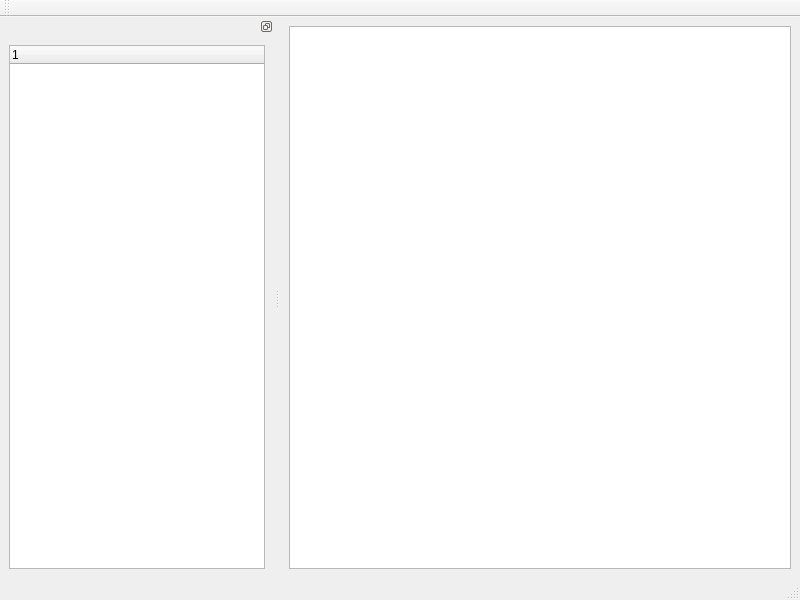
GISlxz/drawShpwithQGraphicsView, file mainwindow.ui: the form before one commit.
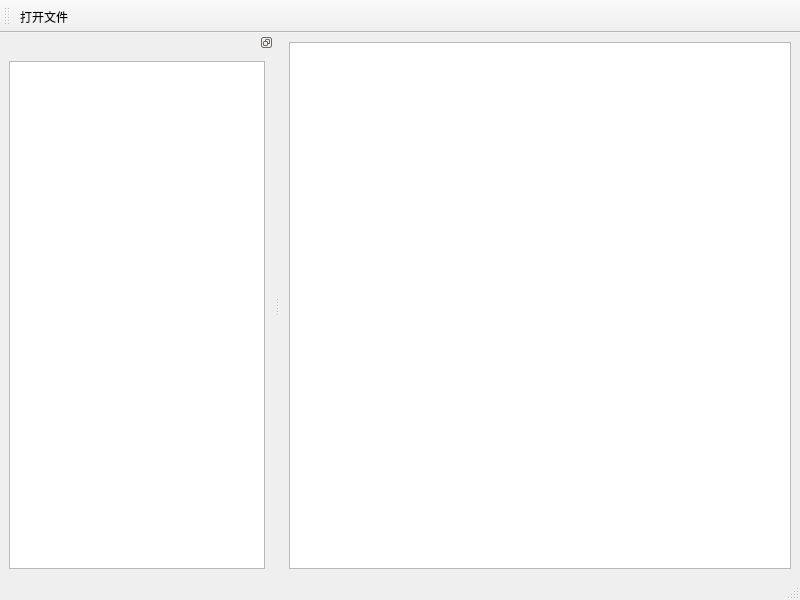
The form after the commit. Custom widgets are drawn as their Qt base class.

Commit message: v0.1 draw basic shp with QGraphicsView

```diff
--- a/mainwindow.ui
+++ b/mainwindow.ui
@@ -41,6 +41,7 @@
    <attribute name="toolBarBreak">
     <bool>false</bool>
    </attribute>
+   <addaction name="actionOpenFile"/>
   </widget>
   <widget class="QDockWidget" name="dockWidget">
    <property name="features">
@@ -52,17 +53,19 @@
    <widget class="QWidget" name="dockWidgetContents">
     <layout class="QVBoxLayout" name="verticalLayout">
      <item>
-      <widget class="QTreeWidget" name="treeWidget">
-       <column>
-        <property name="text">
-         <string notr="true">1</string>
-        </property>
-       </column>
-      </widget>
+      <widget class="QListView" name="geodataListView"/>
      </item>
     </layout>
    </widget>
   </widget>
+  <action name="actionOpenFile">
+   <property name="text">
+    <string>打开文件</string>
+   </property>
+   <property name="shortcut">
+    <string>Ctrl+O</string>
+   </property>
+  </action>
  </widget>
  <customwidgets>
   <customwidget>
```
The commit also changes 11 other files.
